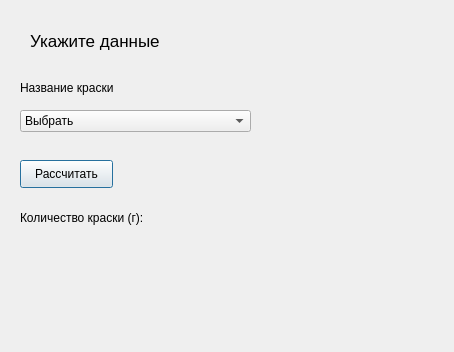
The window that UserInterfaces/paints.ui (makeentosch/irnituProject) describes before a commit, drawn with Qt 5.
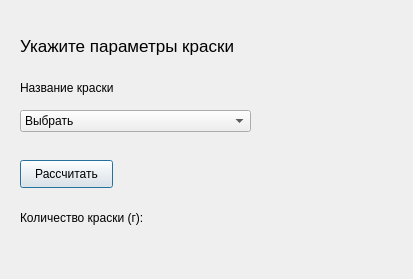
The same window after the commit.

Diff of the .ui file:
```diff
--- a/UserInterfaces/paints.ui
+++ b/UserInterfaces/paints.ui
@@ -6,8 +6,8 @@
    <rect>
     <x>0</x>
     <y>0</y>
-    <width>454</width>
-    <height>352</height>
+    <width>413</width>
+    <height>279</height>
    </rect>
   </property>
   <property name="windowTitle">
@@ -16,10 +16,10 @@
   <widget class="QLabel" name="label_8">
    <property name="geometry">
     <rect>
-     <x>30</x>
+     <x>20</x>
      <y>30</y>
-     <width>181</width>
-     <height>21</height>
+     <width>311</width>
+     <height>31</height>
     </rect>
    </property>
    <property name="font">
@@ -28,7 +28,7 @@
     </font>
    </property>
    <property name="text">
-    <string>Укажите данные</string>
+    <string>Укажите параметры краски</string>
    </property>
   </widget>
   <widget class="QComboBox" name="typeCmbx">
@@ -155,9 +155,9 @@
   <widget class="QLabel" name="outputPaintsWeight">
    <property name="geometry">
     <rect>
-     <x>170</x>
+     <x>160</x>
      <y>210</y>
-     <width>55</width>
+     <width>111</width>
      <height>16</height>
     </rect>
    </property>
```
